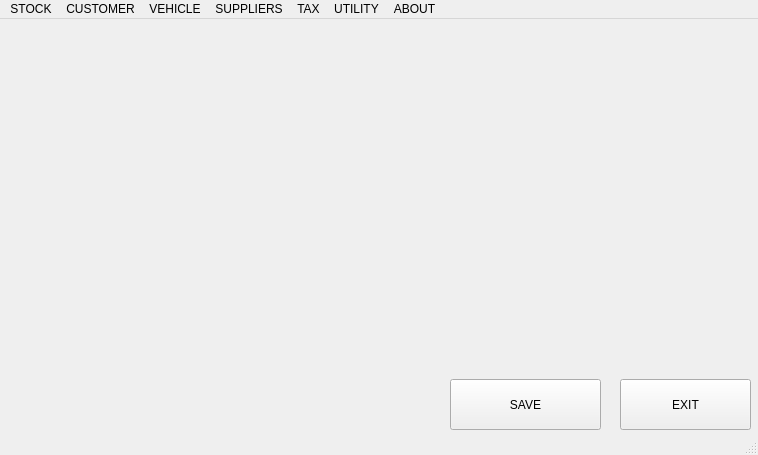
The window that mainwindow.ui (iamvishal345/inventory_mgmt) describes before a commit, drawn with Qt 5.
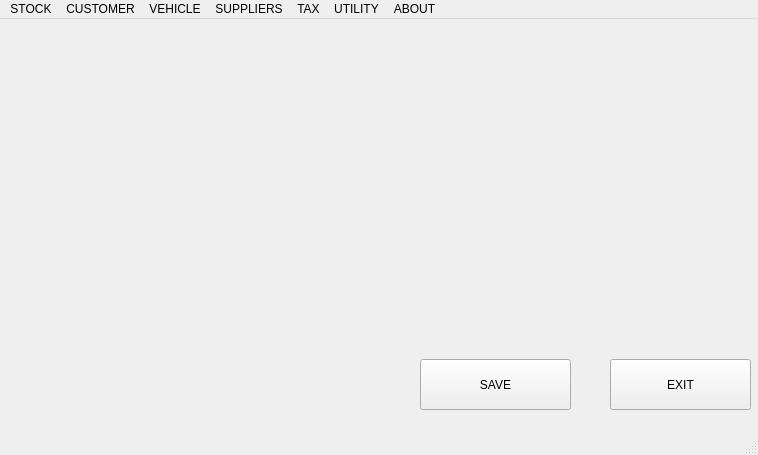
The same window after the commit.

Diff of the .ui file:
```diff
--- a/mainwindow.ui
+++ b/mainwindow.ui
@@ -14,11 +14,24 @@
    <string>MainWindow</string>
   </property>
   <widget class="QWidget" name="centralWidget">
+   <widget class="QPushButton" name="main_exit">
+    <property name="geometry">
+     <rect>
+      <x>610</x>
+      <y>340</y>
+      <width>141</width>
+      <height>51</height>
+     </rect>
+    </property>
+    <property name="text">
+     <string>EXIT</string>
+    </property>
+   </widget>
    <widget class="QPushButton" name="main_save">
     <property name="geometry">
      <rect>
-      <x>450</x>
-      <y>360</y>
+      <x>420</x>
+      <y>340</y>
       <width>151</width>
       <height>51</height>
      </rect>
@@ -27,19 +40,6 @@
      <string>SAVE</string>
     </property>
    </widget>
-   <widget class="QPushButton" name="main_exit">
-    <property name="geometry">
-     <rect>
-      <x>620</x>
-      <y>360</y>
-      <width>131</width>
-      <height>51</height>
-     </rect>
-    </property>
-    <property name="text">
-     <string>EXIT</string>
-    </property>
-   </widget>
   </widget>
   <widget class="QMenuBar" name="menuBar">
    <property name="geometry">
```
Left out of the diff: 2 changed lines with no effect on the pictures.
